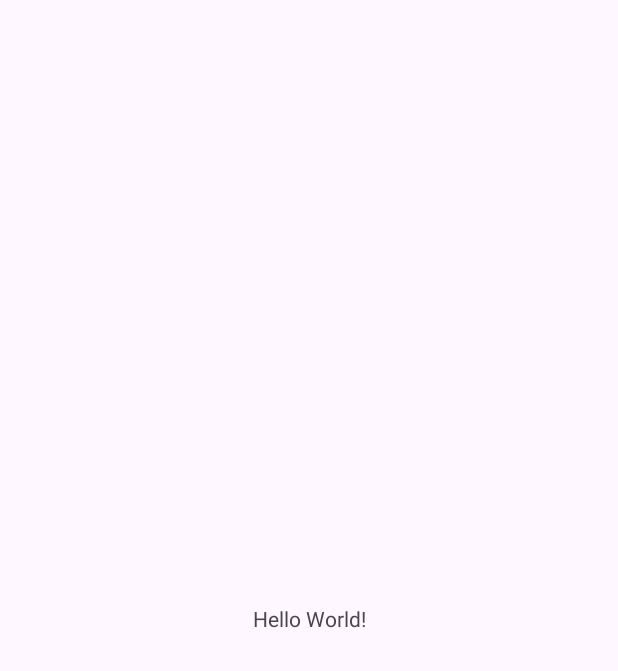
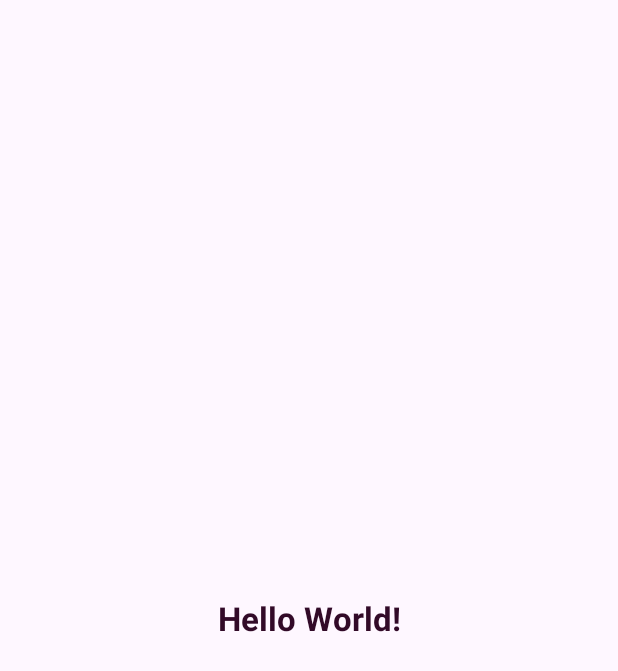
Before and after one commit to angel0-0/act8, an Android app: the screen it shows after launch (MainActivity), on a phone screen of 412 x 824 dp. Before the commit the part shown is almost empty. Shown: the top 671 px of the screen. Run offline under Robolectric (Android 15) with nearby library versions, the phone set to English and light mode, and no system bars.

Commit message:
feat: configuración inicial del proyecto - colores, fuentes y temas

```diff
--- a/app/src/main/res/layout/activity_main.xml
+++ b/app/src/main/res/layout/activity_main.xml
@@ -11,6 +11,7 @@
         android:layout_width="wrap_content"
         android:layout_height="wrap_content"
         android:text="Hello World!"
+        android:textAppearance="@style/App.TextAppearance.Title"
         app:layout_constraintBottom_toBottomOf="parent"
         app:layout_constraintEnd_toEndOf="parent"
         app:layout_constraintStart_toStartOf="parent"
--- a/app/src/main/res/values/themes.xml
+++ b/app/src/main/res/values/themes.xml
@@ -13,6 +13,24 @@
         <item name="colorOnBackground">@color/black</item>
         <item name="colorError">@color/red</item>
         <item name="colorOnError">@color/white</item>
+
+        <!-- Component Styles -->
+        <item name="materialCardViewStyle">@style/App.CardView</item>
+        <item name="materialButtonStyle">@style/App.Button</item>
+    </style>
+
+    <style name="App.Button" parent="Widget.Material3.Button">
+        <item name="android:backgroundTint">@color/tyrian</item>
+        <item name="android:textColor">@color/white</item>
+    </style>
+
+    <style name="App.CardView" parent="Widget.Material3.CardView.Elevated">
+        <item name="cardBackgroundColor">@color/flax</item>
+    </style>
+
+    <style name="App.TextAppearance.Title" parent="TextAppearance.Material3.TitleLarge">
+        <item name="android:textColor">@color/dark_purple</item>
+        <item name="android:textStyle">bold</item>
     </style>
 
     <style name="Theme.Act8" parent="Base.Theme.Act8" />
```
